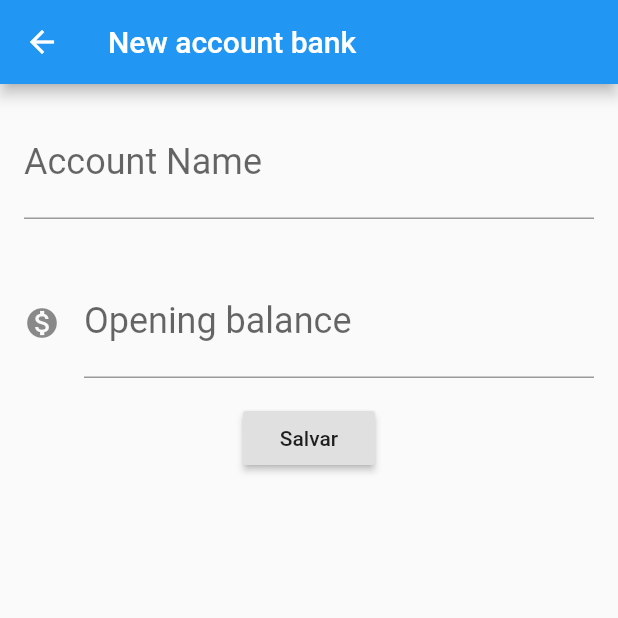
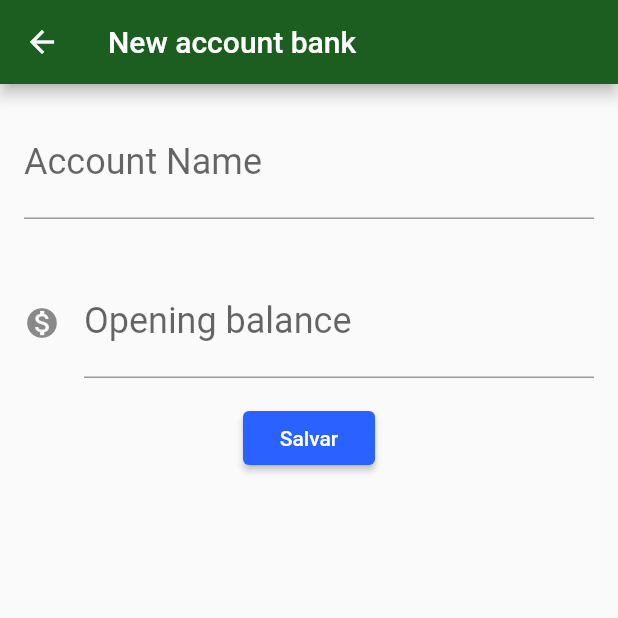
Before and after one commit to ricardohsmello/bytebank, a Flutter app: the screen it shows after launch, after a tap on the "add" icon, on a phone screen of 412 x 824 dp, the top half of it. Run offline on Flutter 3.47's test engine with Material 2 defaults, Android fonts, the phone set to English and light mode, and no system bars.

Commit message:
Refactoring and implement the transfer screen + stateful widget

```diff
--- /dev/null
+++ b/lib/components/editors.dart
@@ -0,0 +1,33 @@
+import 'package:flutter/material.dart';
+
+class Editor extends StatelessWidget {
+  final TextEditingController controller;
+  final String lblText;
+  final String lblHint;
+  final IconData icon;
+  final TextInputType keyBoardType;
+
+  Editor({
+    this.controller,
+    this.lblText,
+    this.lblHint,
+    this.icon,
+    this.keyBoardType,
+  });
+
+  @override
+  Widget build(BuildContext context) {
+    return Padding(
+      padding: const EdgeInsets.all(16.0),
+      child: TextField(
+        controller: controller,
+        style: TextStyle(fontSize: 24.0),
+        decoration: InputDecoration(
+            icon: icon != null ? Icon(icon) : null,
+            labelText: lblText,
+            hintText: lblHint),
+        keyboardType: keyBoardType,
+      ),
+    );
+  }
+}
--- a/lib/main.dart
+++ b/lib/main.dart
@@ -1,3 +1,4 @@
+import 'package:bytebank/screens/transfers/list.dart';
 import 'package:flutter/material.dart';
 
 void main() => runApp(ByteBankApp());
@@ -6,165 +7,15 @@ class ByteBankApp extends StatelessWidget {
   @override
   Widget build(BuildContext context) {
     return MaterialApp(
-      home: Scaffold(
-        body: TransferList(),
+//      theme: ThemeData.dark(),
+      theme: ThemeData(
+        primaryColor: Colors.green[900],
+        accentColor: Colors.blueAccent[700],
+        buttonTheme: ButtonThemeData(
+            buttonColor: Colors.blueAccent[700],
+            textTheme: ButtonTextTheme.primary),
       ),
+      home: TransferList(),
     );
   }
 }
-
-class TransferForm extends StatelessWidget {
-  final TextEditingController _controllerAccountName = TextEditingController();
-  final TextEditingController _controllerAccountValue = TextEditingController();
-
-  @override
-  Widget build(BuildContext context) {
-    return Scaffold(
-      appBar: AppBar(
-        title: Text('New account bank'),
-      ),
-      body: Column(
-        children: <Widget>[
-          Editor(
-            controller: _controllerAccountName,
-            icon: null,
-            keyBoardType: TextInputType.text,
-            lblHint: 'CitiBank',
-            lblText: 'Account Name',
-          ),
-          Editor(
-            icon: Icons.monetization_on,
-            keyBoardType: TextInputType.number,
-            lblHint: '2000',
-            lblText: 'Opening balance',
-            controller: _controllerAccountValue,
-          ),
-          Builder(
-            builder: (BuildContext context) {
-              return RaisedButton(
-                child: Text('Salvar'),
-                onPressed: () {
-                  _addTransf(context);
-                },
-              );
-            },
-          ),
-        ],
-      ),
-    );
-  }
-
-  void _addTransf(BuildContext context) {
-    final String accountName = _controllerAccountName.text;
-    final double accountValue = double.tryParse(_controllerAccountValue.text);
-
-    if (accountName != null && accountValue != null) {
-      final transfCreated = Transfer(accountName, accountValue);
-      debugPrint('$transfCreated');
-
-      Navigator.pop(context, transfCreated);
-
-      Scaffold.of(context).showSnackBar(SnackBar(
-        content: Text('Record saved successfully!'),
-      ));
-    }
-  }
-}
-
-class Editor extends StatelessWidget {
-  final TextEditingController controller;
-  final String lblText;
-  final String lblHint;
-  final IconData icon;
-  final TextInputType keyBoardType;
-
-  Editor(
-      {this.controller,
-      this.lblText,
-      this.lblHint,
-      this.icon,
-      this.keyBoardType});
-
-  @override
-  Widget build(BuildContext context) {
-    return Padding(
-      padding: const EdgeInsets.all(16.0),
-      child: TextField(
-        controller: controller,
-        style: TextStyle(fontSize: 24.0),
-        decoration: InputDecoration(
-            icon: icon != null ? Icon(icon) : null,
-            labelText: lblText,
-            hintText: lblHint),
-        keyboardType: keyBoardType,
-      ),
-    );
-  }
-}
-
-class TransferList extends StatelessWidget {
-  final List<Transfer> _transferList = List();
-
-  @override
-  Widget build(BuildContext context) {
-    _transferList.add(Transfer('Santander', 1000));
-    _transferList.add(Transfer('Caixa', 1000));
-    _transferList.add(Transfer('Caixa', 1000));
-
-    return Scaffold(
-      appBar: AppBar(title: Text('Transfer List')),
-      body: ListView.builder(
-        itemCount: _transferList.length,
-        itemBuilder: (context, index) {
-          final transfer = _transferList[index];
-          return TransferItem(transfer);
-        },
-      ),
-      floatingActionButton: FloatingActionButton(
-        child: Icon(Icons.add),
-        onPressed: () {
-          final Future<Transfer> future =
-              Navigator.push(context, MaterialPageRoute(builder: (context) {
-            return TransferForm();
-          }));
-
-          future.then((transferReceived) {
-            debugPrint('chegou no then');
-            debugPrint('$transferReceived');
-            _transferList.add(transferReceived);
-          });
-        },
-      ),
-    );
-  }
-}
-
-class TransferItem extends StatelessWidget {
-  final Transfer _transfer;
-
-  TransferItem(this._transfer);
-
-  @override
-  Widget build(BuildContext context) {
-    return Card(
-      child: ListTile(
-        leading: Icon(Icons.monetization_on),
-        title: Text(_transfer.accountName),
-        subtitle: Text(_transfer.accountValue.toString()),
-        trailing: Text('25/03/2020'),
-      ),
-    );
-  }
-}
-
-class Transfer {
-  String accountName;
-  double accountValue;
-
-  Transfer(this.accountName, this.accountValue);
-
-  @override
-  String toString() {
-    return 'Transfer{accountName: $accountName, accountValue: $accountValue}';
-  }
-}
--- /dev/null
+++ b/lib/models/transfer.dart
@@ -0,0 +1,14 @@
+class Transfer {
+  String accountName;
+  double accountValue;
+
+  Transfer(
+    this.accountName,
+    this.accountValue,
+  );
+
+  @override
+  String toString() {
+    return 'Transfer{accountName: $accountName, accountValue: $accountValue}';
+  }
+}
--- /dev/null
+++ b/lib/screens/transfers/form.dart
@@ -0,0 +1,69 @@
+import 'package:bytebank/components/editors.dart';
+import 'package:bytebank/models/transfer.dart';
+import 'package:flutter/material.dart';
+
+const _titleAppBar = 'New account bank';
+
+class TransferForm extends StatefulWidget {
+  @override
+  State<StatefulWidget> createState() {
+    return TransferFormState();
+  }
+}
+
+class TransferFormState extends State<TransferForm> {
+  final TextEditingController _controllerAccountName = TextEditingController();
+  final TextEditingController _controllerAccountValue = TextEditingController();
+
+  void _addTransf(BuildContext context) {
+    final String accountName = _controllerAccountName.text;
+    final double accountValue = double.tryParse(_controllerAccountValue.text);
+
+    if (accountName != null && accountValue != null) {
+      final transfCreated = Transfer(accountName, accountValue);
+      Navigator.pop(context, transfCreated);
+      Scaffold.of(context).showSnackBar(SnackBar(
+        content: Text('Record saved successfully!'),
+      ));
+    }
+  }
+
+  @override
+  Widget build(BuildContext context) {
+    return Scaffold(
+      appBar: AppBar(
+        title: Text(_titleAppBar),
+      ),
+      body: SingleChildScrollView(
+        child: Column(
+          children: <Widget>[
+            Editor(
+              controller: _controllerAccountName,
+              icon: null,
+              keyBoardType: TextInputType.text,
+              lblHint: 'CitiBank',
+              lblText: 'Account Name',
+            ),
+            Editor(
+              icon: Icons.monetization_on,
+              keyBoardType: TextInputType.number,
+              lblHint: '2000',
+              lblText: 'Opening balance',
+              controller: _controllerAccountValue,
+            ),
+            Builder(
+              builder: (BuildContext context) {
+                return RaisedButton(
+                  child: Text('Salvar'),
+                  onPressed: () {
+                    _addTransf(context);
+                  },
+                );
+              },
+            ),
+          ],
+        ),
+      ),
+    );
+  }
+}
--- /dev/null
+++ b/lib/screens/transfers/list.dart
@@ -0,0 +1,68 @@
+import 'package:bytebank/models/transfer.dart';
+import 'package:bytebank/screens/transfers/form.dart';
+import 'package:flutter/material.dart';
+
+class TransferList extends StatefulWidget {
+  final List<Transfer> _transferList = List();
+
+  @override
+  State<StatefulWidget> createState() {
+    // TODO: implement createState
+    return TransferListState();
+  }
+}
+
+class TransferListState extends State<TransferList> {
+  @override
+  Widget build(BuildContext context) {
+    return Scaffold(
+      appBar: AppBar(title: Text('Transfer List')),
+      body: ListView.builder(
+        itemCount: widget._transferList.length,
+        itemBuilder: (context, index) {
+          final transfer = widget._transferList[index];
+          return TransferItem(transfer);
+        },
+      ),
+      floatingActionButton: FloatingActionButton(
+        child: Icon(Icons.add),
+        onPressed: () {
+          final Future<Transfer> future =
+          Navigator.push(context, MaterialPageRoute(builder: (context) {
+            return TransferForm();
+          }));
+
+          future.then((transferReceived) {
+              addList(transferReceived);
+           });
+        },
+      ),
+    );
+  }
+
+  void addList(Transfer transferReceived) {
+      setState(() {
+      if (transferReceived != null) {
+        widget._transferList.add(transferReceived);
+      }
+    });
+  }
+}
+
+class TransferItem extends StatelessWidget {
+  final Transfer _transfer;
+
+  TransferItem(this._transfer);
+
+  @override
+  Widget build(BuildContext context) {
+    return Card(
+      child: ListTile(
+        leading: Icon(Icons.monetization_on),
+        title: Text(_transfer.accountName),
+        subtitle: Text(_transfer.accountValue.toString()),
+        trailing: Text('25/03/2020'),
+      ),
+    );
+  }
+}
```
Also changed, not shown: 1 other file.
